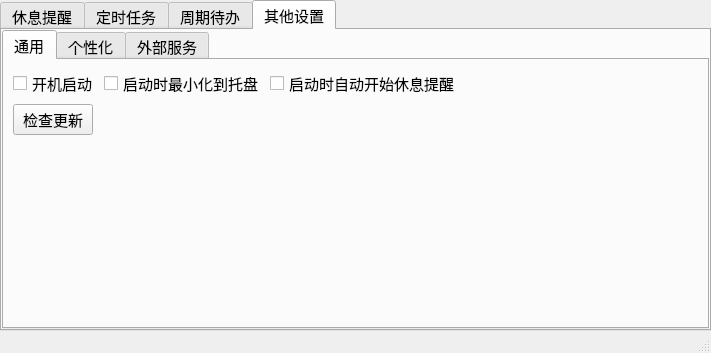
First picture: the form in main.ui, repository songquanpeng/personal-assistant, before the edit.
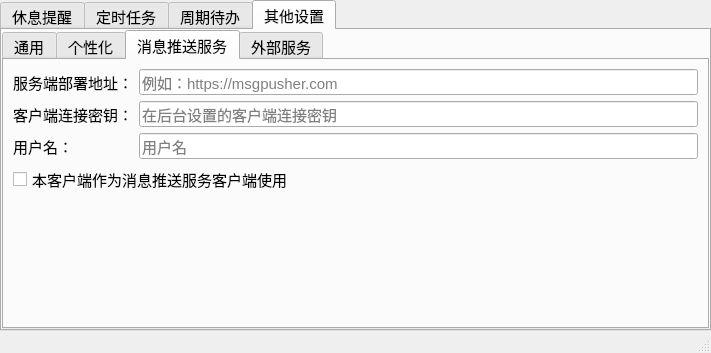
Second picture: the form after the edit. The open tabs and pages were chosen to show the change.

Commit message: Able to use as WebSocket client for Message Pusher

```diff
--- a/main.ui
+++ b/main.ui
@@ -559,6 +559,80 @@
             </item>
            </layout>
           </widget>
+          <widget class="QWidget" name="tab_4">
+           <attribute name="title">
+            <string>消息推送服务</string>
+           </attribute>
+           <layout class="QFormLayout" name="formLayout_3">
+            <item row="0" column="0">
+             <widget class="QLabel" name="label_13">
+              <property name="text">
+               <string>服务端部署地址：</string>
+              </property>
+             </widget>
+            </item>
+            <item row="0" column="1">
+             <widget class="QLineEdit" name="messagePusherServerAddressLineEdit">
+              <property name="text">
+               <string/>
+              </property>
+              <property name="echoMode">
+               <enum>QLineEdit::Normal</enum>
+              </property>
+              <property name="placeholderText">
+               <string>例如：https://msgpusher.com</string>
+              </property>
+             </widget>
+            </item>
+            <item row="1" column="0">
+             <widget class="QLabel" name="label_17">
+              <property name="text">
+               <string>客户端连接密钥：</string>
+              </property>
+             </widget>
+            </item>
+            <item row="2" column="0">
+             <widget class="QLabel" name="label_18">
+              <property name="text">
+               <string>用户名：</string>
+              </property>
+             </widget>
+            </item>
+            <item row="2" column="1">
+             <widget class="QLineEdit" name="messagePusherUsernameLineEdit">
+              <property name="text">
+               <string/>
+              </property>
+              <property name="echoMode">
+               <enum>QLineEdit::Normal</enum>
+              </property>
+              <property name="placeholderText">
+               <string>用户名</string>
+              </property>
+             </widget>
+            </item>
+            <item row="3" column="0" colspan="2">
+             <widget class="QCheckBox" name="messagePusherCheckBox">
+              <property name="text">
+               <string>本客户端作为消息推送服务客户端使用</string>
+              </property>
+             </widget>
+            </item>
+            <item row="1" column="1">
+             <widget class="QLineEdit" name="messagePusherClientTokenLineEdit">
+              <property name="text">
+               <string/>
+              </property>
+              <property name="echoMode">
+               <enum>QLineEdit::PasswordEchoOnEdit</enum>
+              </property>
+              <property name="placeholderText">
+               <string>在后台设置的客户端连接密钥</string>
+              </property>
+             </widget>
+            </item>
+           </layout>
+          </widget>
           <widget class="QWidget" name="tab_3">
            <attribute name="title">
             <string>外部服务</string>
```
Left out of the diff: 2 changed lines with no effect on the pictures. The commit also changes 6 other files.
